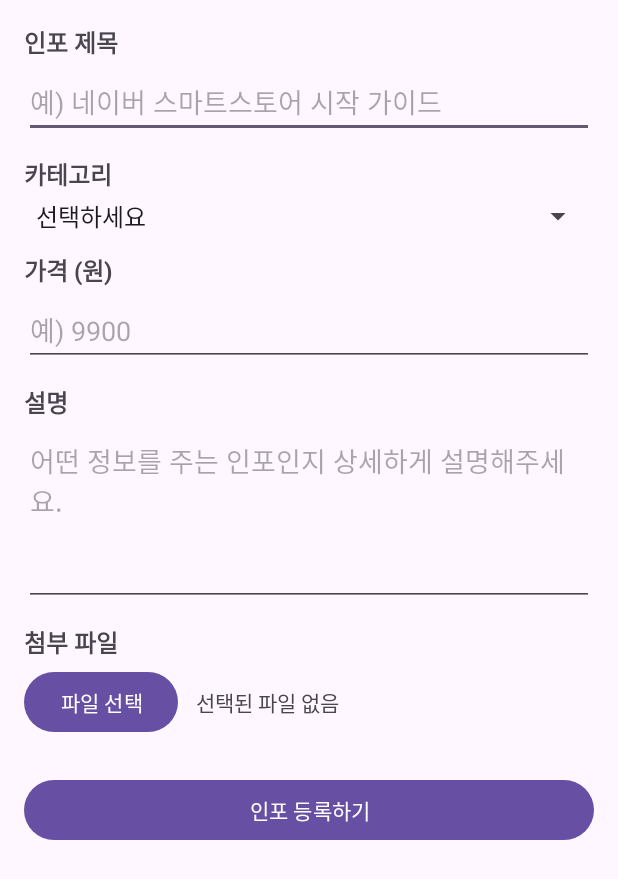
After one commit to SeungJunO/AutoInfo, an Android app: the fragment NewInfoFragment shown on its own in the app's theme, on a phone screen of 412 x 824 dp. The commit adds this screen. Shown: the top 879 px of the screen. Run offline under Robolectric (Android 15) with nearby library versions, the phone set to English and light mode, and no system bars.

Commit message:
업데이트

```diff
--- a/app/src/main/java/kr/ac/dankook/autoinfo/ui/ChatFragment.java
+++ b/app/src/main/java/kr/ac/dankook/autoinfo/ui/ChatFragment.java
@@ -82,4 +82,5 @@ public class ChatFragment extends Fragment {
         chatRoomList.add(new ChatRoom("room3", "인스타 리셀링 문의", "혹시 환불 규정이 어떻게 되나요?", "3분 전"));
     }
 }
+
 // === 여기까지 복붙: ChatFragment.java ===
--- /dev/null
+++ b/app/src/main/java/kr/ac/dankook/autoinfo/ui/NewInfoFragment.java
@@ -0,0 +1,130 @@
+package kr.ac.dankook.autoinfo.ui;
+
+import android.os.Bundle;
+import android.text.TextUtils;
+import android.view.LayoutInflater;
+import android.view.View;
+import android.view.ViewGroup;
+import android.widget.Button;
+import android.widget.EditText;
+import android.widget.Spinner;
+import android.widget.ArrayAdapter;
+import android.widget.TextView;
+import android.widget.Toast;
+
+import androidx.annotation.NonNull;
+import androidx.annotation.Nullable;
+import androidx.fragment.app.Fragment;
+
+import kr.ac.dankook.autoinfo.R;
+
+/**
+ * 새 인포 등록 화면 Fragment
+ * 나중에 여기서 Firebase에 실제로 업로드 로직만 붙이면 됨.
+ */
+public class NewInfoFragment extends Fragment {
+
+    private EditText etInfoTitle;
+    private Spinner spinnerCategory;
+    private EditText etPrice;
+    private EditText etShortDesc;
+    private Button btnSelectFile;
+    private TextView tvSelectedFileName;
+    private Button btnSubmitInfo;
+
+    public NewInfoFragment() {
+        // 빈 생성자 필수
+    }
+
+    @Nullable
+    @Override
+    public View onCreateView(@NonNull LayoutInflater inflater,
+                             @Nullable ViewGroup container,
+                             @Nullable Bundle savedInstanceState) {
+
+        // fragment_new_info.xml을 이 Fragment의 화면으로 사용
+        View view = inflater.inflate(R.layout.fragment_new_info, container, false);
+
+        // XML에서 뷰 찾아오기
+        etInfoTitle = view.findViewById(R.id.etInfoTitle);
+        spinnerCategory = view.findViewById(R.id.spinnerCategory);
+        etPrice = view.findViewById(R.id.etPrice);
+        etShortDesc = view.findViewById(R.id.etShortDesc);
+        btnSelectFile = view.findViewById(R.id.btnSelectFile);
+        tvSelectedFileName = view.findViewById(R.id.tvSelectedFileName);
+        btnSubmitInfo = view.findViewById(R.id.btnSubmitInfo);
+
+        // 카테고리 스피너 더미 데이터 (나중에 서버에서 가져오거나 상수로 관리)
+        String[] categories = {"선택하세요", "마케팅", "쇼핑몰 운영", "코딩", "자기계발", "기타"};
+        ArrayAdapter<String> spinnerAdapter = new ArrayAdapter<>(
+                requireContext(),
+                android.R.layout.simple_spinner_item,
+                categories
+        );
+        spinnerAdapter.setDropDownViewResource(android.R.layout.simple_spinner_dropdown_item);
+        spinnerCategory.setAdapter(spinnerAdapter);
+
+        // 파일 선택 버튼 (지금은 더미 동작: Toast만)
+        btnSelectFile.setOnClickListener(v -> {
+            // 나중에 파일 선택 Intent 붙일 곳
+            Toast.makeText(requireContext(),
+                    "파일 선택 기능은 백엔드/스토리지 붙일 때 구현할 예정입니다.",
+                    Toast.LENGTH_SHORT).show();
+        });
+
+        // 인포 등록 버튼 클릭
+        btnSubmitInfo.setOnClickListener(v -> submitInfo());
+
+        return view;
+    }
+
+    /**
+     * 인포 등록 버튼 클릭 시 호출되는 함수
+     * 지금은 단순히 입력값을 검사하고 Toast로 확인만 보여줌.
+     * 나중에 Firebase / 백엔드에 실제로 저장하는 로직만 여기에 추가하면 됨.
+     */
+    private void submitInfo() {
+        String title = etInfoTitle.getText().toString().trim();
+        String category = (String) spinnerCategory.getSelectedItem();
+        String priceStr = etPrice.getText().toString().trim();
+        String desc = etShortDesc.getText().toString().trim();
+
+        // 간단한 유효성 검사
+        if (TextUtils.isEmpty(title)) {
+            Toast.makeText(requireContext(), "제목을 입력해주세요.", Toast.LENGTH_SHORT).show();
+            return;
+        }
+
+        if (spinnerCategory.getSelectedItemPosition() == 0) {
+            Toast.makeText(requireContext(), "카테고리를 선택해주세요.", Toast.LENGTH_SHORT).show();
+            return;
+        }
+
+        if (TextUtils.isEmpty(priceStr)) {
+            Toast.makeText(requireContext(), "가격을 입력해주세요.", Toast.LENGTH_SHORT).show();
+            return;
+        }
+
+        int price = 0;
+        try {
+            price = Integer.parseInt(priceStr);
+        } catch (NumberFormatException e) {
+            Toast.makeText(requireContext(), "가격은 숫자로 입력해주세요.", Toast.LENGTH_SHORT).show();
+            return;
+        }
+
+        if (TextUtils.isEmpty(desc)) {
+            Toast.makeText(requireContext(), "설명을 입력해주세요.", Toast.LENGTH_SHORT).show();
+            return;
+        }
+
+        // 여기까지 오면 입력값은 OK
+        // 나중에 여기서 Firebase에 저장 로직만 추가하면 됨.
+        String message = "인포 등록 준비 완료!\n"
+                + "제목: " + title + "\n"
+                + "카테고리: " + category + "\n"
+                + "가격: " + price + "원";
+
+        Toast.makeText(requireContext(), message, Toast.LENGTH_LONG).show();
+    }
+}
--- /dev/null
+++ b/app/src/main/res/layout/fragment_new_info.xml
@@ -0,0 +1,128 @@
+<?xml version="1.0" encoding="utf-8"?>
+<ScrollView xmlns:android="http://schemas.android.com/apk/res/android"
+    android:layout_width="match_parent"
+    android:layout_height="match_parent"
+    android:padding="16dp">
+
+    <!-- 스크롤 가능하게 감싸는 레이아웃 -->
+    <LinearLayout
+        android:layout_width="match_parent"
+        android:layout_height="wrap_content"
+        android:orientation="vertical">
+
+        <!-- 제목 입력 -->
+        <TextView
+            android:id="@+id/tvNewInfoTitleLabel"
+            android:layout_width="wrap_content"
+            android:layout_height="wrap_content"
+            android:text="인포 제목"
+            android:textSize="16sp"
+            android:textStyle="bold"
+            android:layout_marginBottom="4dp" />
+
+        <EditText
+            android:id="@+id/etInfoTitle"
+            android:layout_width="match_parent"
+            android:layout_height="wrap_content"
+            android:hint="예) 네이버 스마트스토어 시작 가이드"
+            android:inputType="textPersonName"
+            android:layout_marginBottom="12dp" />
+
+        <!-- 카테고리 선택 -->
+        <TextView
+            android:id="@+id/tvCategoryLabel"
+            android:layout_width="wrap_content"
+            android:layout_height="wrap_content"
+            android:text="카테고리"
+            android:textSize="16sp"
+            android:textStyle="bold"
+            android:layout_marginBottom="4dp" />
+
+        <Spinner
+            android:id="@+id/spinnerCategory"
+            android:layout_width="match_parent"
+            android:layout_height="wrap_content"
+            android:layout_marginBottom="12dp" />
+
+        <!-- 가격 입력 -->
+        <TextView
+            android:id="@+id/tvPriceLabel"
+            android:layout_width="wrap_content"
+            android:layout_height="wrap_content"
+            android:text="가격 (원)"
+            android:textSize="16sp"
+            android:textStyle="bold"
+            android:layout_marginBottom="4dp" />
+
+        <EditText
+            android:id="@+id/etPrice"
+            android:layout_width="match_parent"
+            android:layout_height="wrap_content"
+            android:hint="예) 9900"
+            android:inputType="number"
+            android:layout_marginBottom="12dp" />
+
+        <!-- 설명 입력 -->
+        <TextView
+            android:id="@+id/tvDescLabel"
+            android:layout_width="wrap_content"
+            android:layout_height="wrap_content"
+            android:text="설명"
+            android:textSize="16sp"
+            android:textStyle="bold"
+            android:layout_marginBottom="4dp" />
+
+        <EditText
+            android:id="@+id/etShortDesc"
+            android:layout_width="match_parent"
+            android:layout_height="120dp"
+            android:hint="어떤 정보를 주는 인포인지 상세하게 설명해주세요."
+            android:gravity="top"
+            android:inputType="textMultiLine"
+            android:layout_marginBottom="12dp" />
+
+        <!-- 파일 선택 (지금은 더미 버튼, 나중에 실제 파일 업로드 연결) -->
+        <TextView
+            android:id="@+id/tvFileLabel"
+            android:layout_width="wrap_content"
+            android:layout_height="wrap_content"
+            android:text="첨부 파일"
+            android:textSize="16sp"
+            android:textStyle="bold"
+            android:layout_marginBottom="4dp" />
+
+        <LinearLayout
+            android:layout_width="match_parent"
+            android:layout_height="wrap_content"
+            android:orientation="horizontal"
+            android:gravity="center_vertical"
+            android:layout_marginBottom="16dp">
+
+            <Button
+                android:id="@+id/btnSelectFile"
+                android:layout_width="wrap_content"
+                android:layout_height="wrap_content"
+                android:text="파일 선택" />
+
+            <TextView
+                android:id="@+id/tvSelectedFileName"
+                android:layout_width="0dp"
+                android:layout_height="wrap_content"
+                android:layout_weight="1"
+                android:layout_marginStart="12dp"
+                android:text="선택된 파일 없음"
+                android:textSize="14sp" />
+        </LinearLayout>
+
+        <!-- 등록 버튼 -->
+        <Button
+            android:id="@+id/btnSubmitInfo"
+            android:layout_width="match_parent"
+            android:layout_height="wrap_content"
+            android:text="인포 등록하기"
+            android:textAllCaps="false"
+            android:layout_marginTop="8dp" />
+
+    </LinearLayout>
+
+</ScrollView>
```
Also changed, not shown: app/src/main/java/kr/ac/dankook/autoinfo/NewInfoActivity.java (added, +82 -0 lines), app/src/main/java/kr/ac/dankook/autoinfo/model/InfoPost.java (added, +57 -0 lines), app/src/main/java/kr/ac/dankook/autoinfo/model/InfoRepository.java (added, +61 -0 lines), app/src/main/res/layout/activity_new_info.xml (added, +94 -0 lines).
